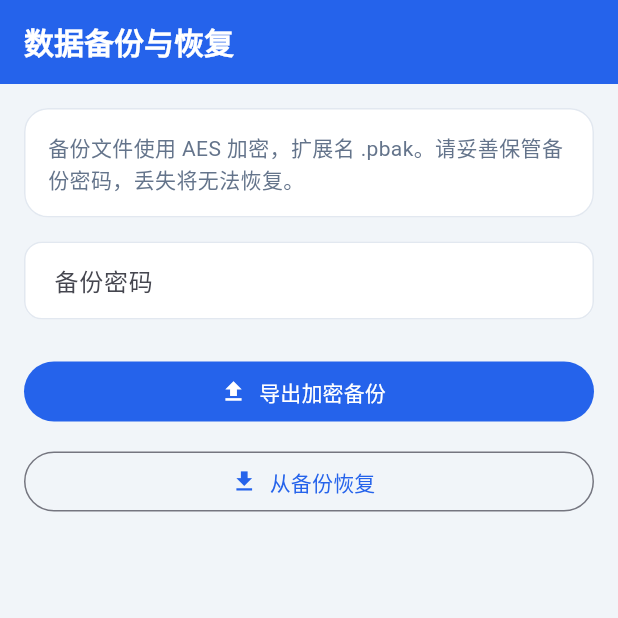
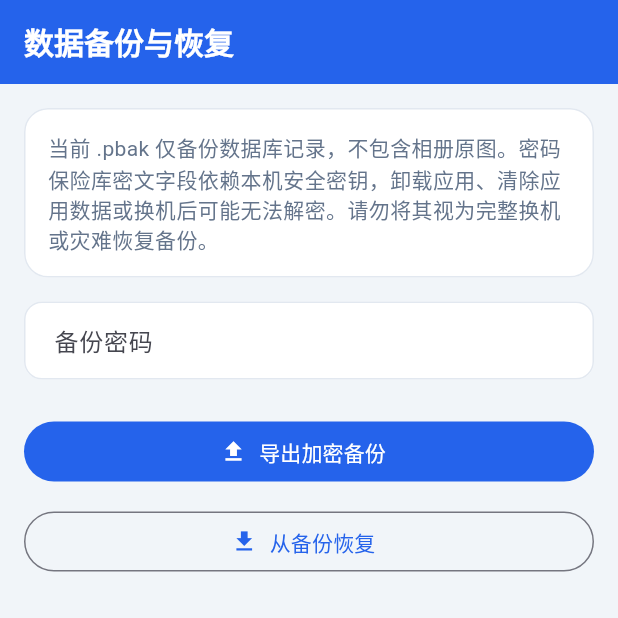
Before and after one commit to githubvivian/personal-butler, a Flutter app: the BackupScreen screen opened by its route, on a phone screen of 412 x 824 dp, the top half of it. Run offline on Flutter 3.47's test engine with Material 3 defaults, Android fonts, the phone set to English and light mode, and no system bars; our stand-ins replace file_picker, flutter_local_notifications, flutter_secure_storage, flutter_timezone, go_router, local_auth and 5 more; missing offline and left inert: encrypt, google_mlkit_text_recognition, lunar, photo_manager; accounts and stored records are empty.

Commit message:
docs(backup): clarify non-portable data limits
Warn that .pbak stores database rows only, omits photo bytes, and cannot carry the device-local vault key. Clarify restore confirmation and success messaging so uninstall, data-clear, and cross-device recovery are not overstated. Verified by backup widget tests 6/6, analyzer exit 0 with 45 existing infos, and diff checks.

```diff
--- a/lib/features/settings/backup_screen.dart
+++ b/lib/features/settings/backup_screen.dart
@@ -56,7 +56,10 @@ class _BackupScreenState extends State<BackupScreen> {
       context: context,
       builder: (_) => AlertDialog(
         title: const Text('恢复备份'),
-        content: const Text('恢复将覆盖当前全部数据，是否继续？'),
+        content: const Text(
+          '恢复将覆盖当前全部数据库记录。若备份来自卸载前、清除应用数据前或其他设备，'
+          '密码保险库内容可能无法解密；相册原图不会恢复。是否继续？',
+        ),
         actions: [
           TextButton(
             onPressed: () => Navigator.pop(context, false),
@@ -78,7 +81,7 @@ class _BackupScreenState extends State<BackupScreen> {
       appState.items.invalidateAfterExternalWrite();
       appState.refresh();
       if (!mounted) return;
-      snack(context, '恢复成功');
+      snack(context, '数据库记录已恢复；请核对保险库和相册引用');
     } catch (e) {
       if (!mounted) return;
       snack(context, '恢复失败，请检查密码与文件');
@@ -96,7 +99,8 @@ class _BackupScreenState extends State<BackupScreen> {
         children: [
           const AppCard(
             child: Text(
-              '备份文件使用 AES 加密，扩展名 .pbak。请妥善保管备份密码，丢失将无法恢复。',
+              '当前 .pbak 仅备份数据库记录，不包含相册原图。密码保险库密文字段依赖本机安全密钥，'
+              '卸载应用、清除应用数据或换机后可能无法解密。请勿将其视为完整换机或灾难恢复备份。',
               style: TextStyle(color: AppColors.textSecondary),
             ),
           ),
```
Also changed, not shown: 2 other files.
